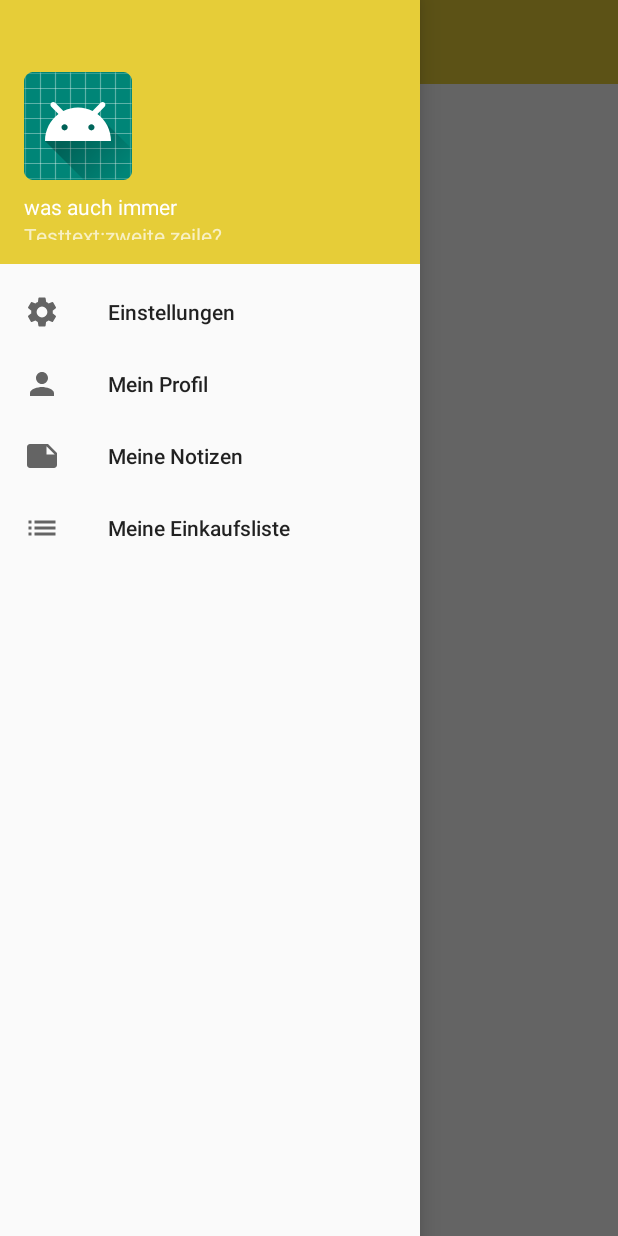
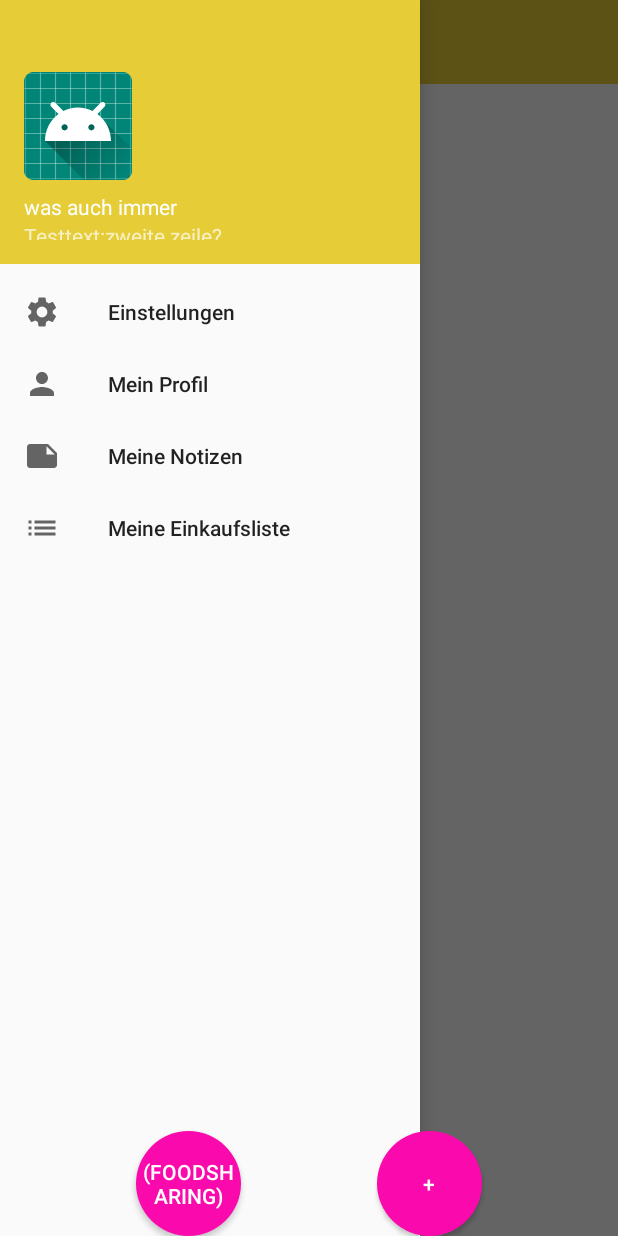
Before and after one commit to 3qic/MyApplication, an Android app: the screen it shows after launch (MainActivity), with the side drawer open, on a phone screen of 412 x 824 dp. Run offline under Robolectric (Android 15) with nearby library versions, the phone set to English and light mode, and no system bars.

Commit message:
layout test

```diff
--- a/app/src/main/java/com/example/myapplication/MainActivity.java
+++ b/app/src/main/java/com/example/myapplication/MainActivity.java
@@ -13,6 +13,9 @@ import android.support.v7.app.AppCompatActivity;
 import android.os.Bundle;
 import android.support.v7.widget.Toolbar;
 import android.view.MenuItem;
+
+
+// Quelle für runden Button https://stackoverflow.com/questions/9884202/custom-circle-button
 
 public class MainActivity extends AppCompatActivity implements NavigationView.OnNavigationItemSelectedListener {
     private Toolbar toolbar;
--- /dev/null
+++ b/app/src/main/res/drawable-v21/round_button.xml
@@ -0,0 +1,9 @@
+<?xml version="1.0" encoding="utf-8"?>
+<ripple xmlns:android="http://schemas.android.com/apk/res/android"
+    android:color="#c20586">
+    <item>
+        <shape android:shape="oval">
+            <solid android:color="#fa09ad"/>
+        </shape>
+    </item>
+</ripple>
--- /dev/null
+++ b/app/src/main/res/drawable/round_button.xml
@@ -0,0 +1,13 @@
+<?xml version="1.0" encoding="utf-8"?>
+<selector xmlns:android="http://schemas.android.com/apk/res/android">
+<item android:state_pressed="false">
+    <shape android:shape="oval">
+        <solid android:color="#fa09ad"/>
+    </shape>
+</item>
+<item android:state_pressed="true">
+    <shape android:shape="oval">
+        <solid android:color="#c20586"/>
+    </shape>
+</item>
+</selector>
--- a/app/src/main/res/layout/activity_main.xml
+++ b/app/src/main/res/layout/activity_main.xml
@@ -1,4 +1,12 @@
 <?xml version="1.0" encoding="utf-8"?>
+
+
+<android.support.constraint.ConstraintLayout xmlns:android="http://schemas.android.com/apk/res/android"
+    xmlns:app="http://schemas.android.com/apk/res-auto"
+    android:layout_width="match_parent"
+    android:layout_height="match_parent">
+
+
 <android.support.v4.widget.DrawerLayout xmlns:android="http://schemas.android.com/apk/res/android"
     xmlns:app="http://schemas.android.com/apk/res-auto"
     xmlns:tools="http://schemas.android.com/tools"
@@ -25,6 +33,7 @@
             android:layout_width="match_parent"
             android:layout_height="match_parent" />
 
+
     </LinearLayout>
 
     <android.support.design.widget.NavigationView
@@ -36,3 +45,40 @@
         app:menu="@menu/burger_menu" />
 
 </android.support.v4.widget.DrawerLayout>
+
+
+
+    <Button
+        android:id="@+id/add_button"
+        android:layout_width="70dp"
+        android:layout_height="70dp"
+        android:background="@drawable/round_button"
+        android:gravity="center_vertical|center_horizontal"
+        android:text="@string/add_button"
+        android:textColor="#fff"
+        app:layout_constraintBottom_toBottomOf="parent"
+        app:layout_constraintEnd_toEndOf="parent"
+        app:layout_constraintStart_toEndOf="@+id/foodsharing_button"/>
+
+    <Button
+        android:id="@+id/foodsharing_button"
+        android:layout_width="70dp"
+        android:layout_height="70dp"
+        android:background="@drawable/round_button"
+        android:gravity="center_vertical|center_horizontal"
+        android:text="@string/foodsharing_button"
+        android:textColor="#fff"
+        app:layout_constraintBottom_toBottomOf="parent"
+        app:layout_constraintStart_toStartOf="parent"
+        app:layout_constraintEnd_toStartOf="@+id/add_button"/>
+
+
+    <TextView
+        android:layout_width="80dp"
+        android:layout_height="wrap_content"
+        android:layout_marginEnd="8dp"
+        android:gravity="center"
+        />
+
+
+</android.support.constraint.ConstraintLayout>
--- /dev/null
+++ b/app/src/main/res/layout/activity_main_layout.xml
@@ -0,0 +1,28 @@
+<?xml version="1.0" encoding="utf-8"?>
+
+
+<LinearLayout xmlns:android="http://schemas.android.com/apk/res/android"
+xmlns:app="http://schemas.android.com/apk/res-auto"
+xmlns:tools="http://schemas.android.com/tools"
+android:id="@+id/drawer_layout"
+android:layout_width="match_parent"
+android:layout_height="match_parent"
+android:fitsSystemWindows="true">
+
+
+<Button android:id="@+id/foodsharing_button"
+    android:layout_width="wrap_content"
+    android:layout_height="wrap_content"
+    android:layout_alignParentLeft="true"
+    android:layout_alignParentBottom="true"
+    android:text="(location)" />
+
+<Button android:id="@+id/add_button"
+    android:layout_width="wrap_content"
+    android:layout_height="wrap_content"
+    android:layout_alignParentRight="true"
+    android:layout_alignParentBottom="true"
+
+    android:text="+" />
+
+</LinearLayout>
--- a/app/src/main/res/values/strings.xml
+++ b/app/src/main/res/values/strings.xml
@@ -8,6 +8,8 @@
     <string name="navigation_note">Meine Notizen</string>
     <string name="navigation_shopping_list">Meine Einkaufsliste</string>
     <string name="save_button">Speichern</string>
+    <string name="add_button">+</string>
+    <string name="foodsharing_button">(foodsharing)</string>
 
 
     <string name="preferences">Verändern Sie Ihre App</string>
```
